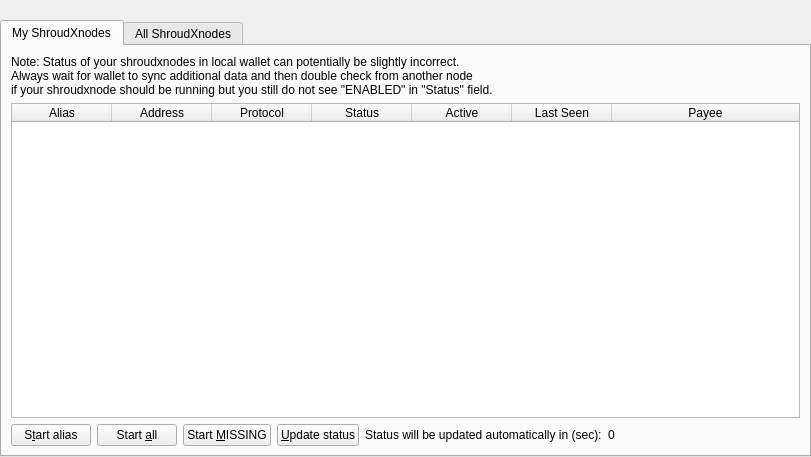
The window that src/qt/forms/shroudnodelist.ui (ShroudProtocol/ShroudX) describes before a commit, drawn with Qt 5.
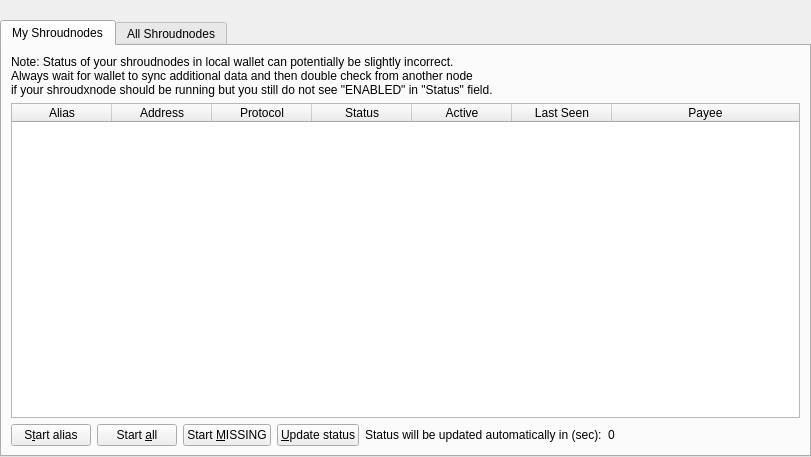
The same window after the commit. The open tabs and pages were chosen to show the change.

Commit message: ShroudXnode to Shroudnode

```diff
--- a/src/qt/forms/shroudnodelist.ui
+++ b/src/qt/forms/shroudnodelist.ui
@@ -51,7 +51,7 @@
        </property>
        <widget class="QWidget" name="tabMyShroudnodes">
         <attribute name="title">
-         <string>My ShroudXnodes</string>
+         <string>My Shroudnodes</string>
         </attribute>
         <layout class="QGridLayout" name="gridLayout_2">
          <item row="0" column="0">
@@ -67,7 +67,7 @@
              <item>
               <widget class="QLabel" name="updateNote">
                <property name="text">
-                <string>Note: Status of your shroudxnodes in local wallet can potentially be slightly incorrect.&lt;br /&gt;Always wait for wallet to sync additional data and then double check from another node&lt;br /&gt;if your shroudxnode should be running but you still do not see &quot;ENABLED&quot; in &quot;Status&quot; field.</string>
+                <string>Note: Status of your shroudnodes in local wallet can potentially be slightly incorrect.&lt;br /&gt;Always wait for wallet to sync additional data and then double check from another node&lt;br /&gt;if your shroudxnode should be running but you still do not see &quot;ENABLED&quot; in &quot;Status&quot; field.</string>
                </property>
               </widget>
              </item>
@@ -204,7 +204,7 @@
        </widget>
        <widget class="QWidget" name="tabAllShroudnodes">
         <attribute name="title">
-         <string>All ShroudXnodes</string>
+         <string>All Shroudnodes</string>
         </attribute>
         <layout class="QGridLayout" name="gridLayout">
          <item row="1" column="0">
```
The commit also changes 12 other files.
